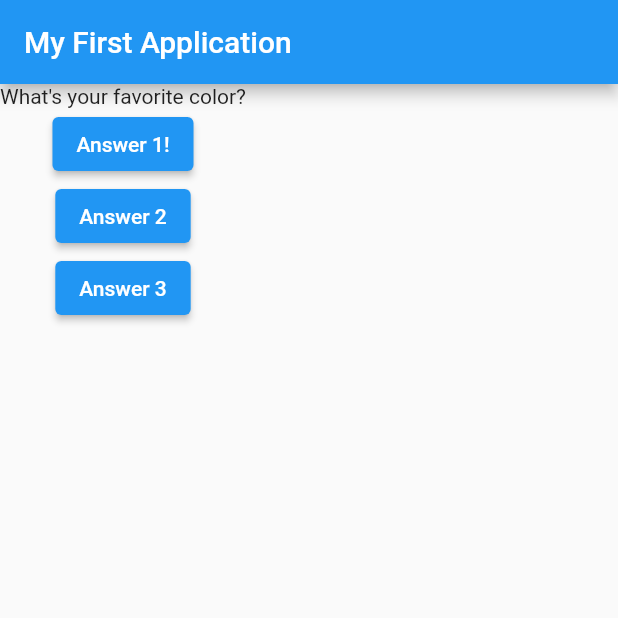
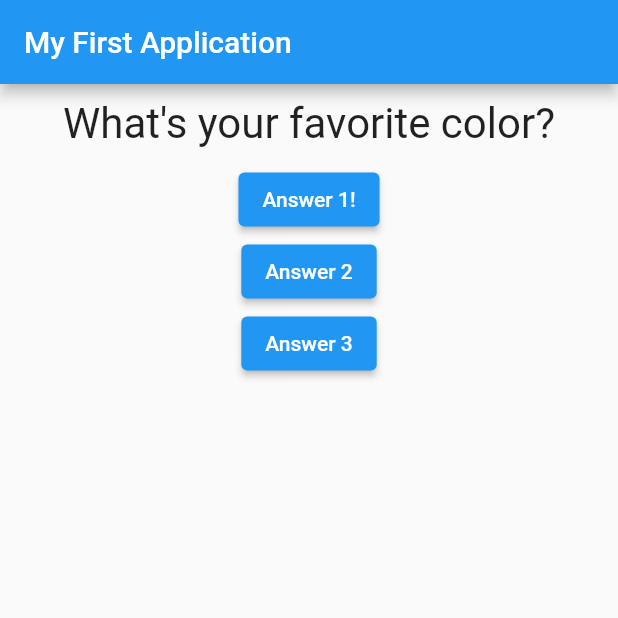
Before and after one commit to dinofilipovic/flutter_complete_guide, a Flutter app: the screen it shows after launch, on a phone screen of 412 x 824 dp, the top half of it. Run offline on Flutter 3.47's test engine with Material 2 defaults, Android fonts, the phone set to English and light mode, and no system bars.

Commit message:
Update on question.dart
Added new functionalities on question part of the application.

```diff
--- a/lib/main.dart
+++ b/lib/main.dart
@@ -40,7 +40,7 @@ class _MyAppState extends State<MyApp> {
         ),
         body: Column(
           children: <Widget>[
-            Text(questions[_questionIndex]),
+            Question(questions[_questionIndex]),
             ElevatedButton(
                 onPressed: _answerQuestion, child: const Text('Answer 1!')),
             ElevatedButton(
--- a/lib/question.dart
+++ b/lib/question.dart
@@ -6,6 +6,14 @@ class Question extends StatelessWidget {
 
   @override
   Widget build(BuildContext context) {
-    return Text(questionText);
+    return Container(
+      margin: EdgeInsets.all(10),
+      width: double.infinity,
+      child: Text(
+        questionText,
+        style: TextStyle(fontSize: 28),
+        textAlign: TextAlign.center,
+      ),
+    );
   }
 }
```
